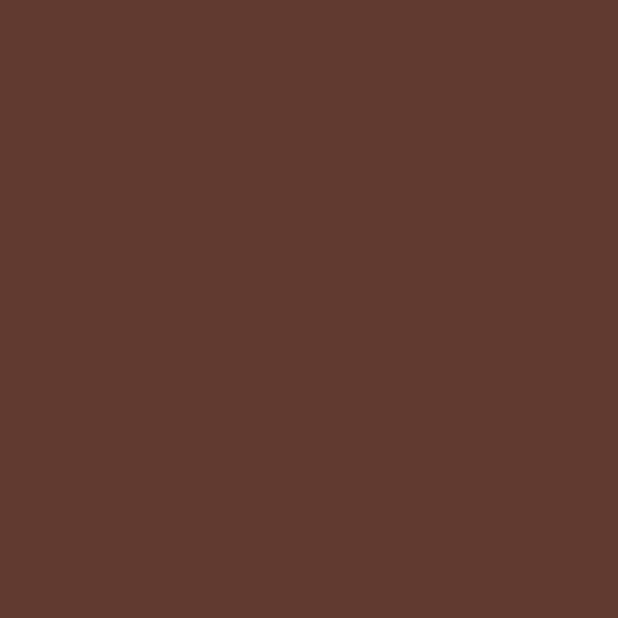
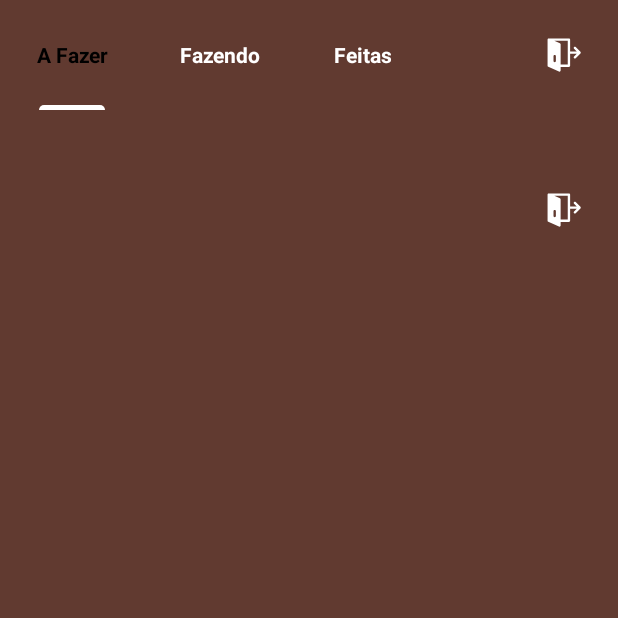
Before and after one commit to ElizaKOliveira/kanban, an Android app: the HomeFragment screen opened through its navigation route, on a phone screen of 412 x 824 dp, the top half of it. Before the commit the part shown is empty. Run offline under Robolectric (Android 15) with nearby library versions, the phone set to English and light mode, and no system bars.

Commit message:
Fim passo 3

```diff
--- a/app/src/main/java/com/eliza/task/ui/HomeFragment.kt
+++ b/app/src/main/java/com/eliza/task/ui/HomeFragment.kt
@@ -7,6 +7,8 @@ import android.view.View
 import android.view.ViewGroup
 import com.eliza.task.R
 import com.eliza.task.databinding.FragmentHomeBinding
+import com.eliza.task.ui.adapter.ViewPagerAdapter
+import com.google.android.material.tabs.TabLayoutMediator
 
 class HomeFragment : Fragment() {
     private var _binding: FragmentHomeBinding? = null
@@ -20,6 +22,25 @@ class HomeFragment : Fragment() {
         return binding.root
     }
 
+    override fun onViewCreated(view: View, savedInstanceState: Bundle?) {
+        super.onViewCreated(view, savedInstanceState)
+        initTabs()
+    }
+
+    private fun initTabs() {
+        val pageAdapter = ViewPagerAdapter(requireActivity())
+        binding.viewPager.adapter = pageAdapter
+        pageAdapter.addFragment(TodoFragment(), R.string.status_task_todo)
+        pageAdapter.addFragment(DoingFragment(), R.string.status_task_doing)
+        pageAdapter.addFragment(DoneFragment(), R.string.status_task_done)
+
+        binding.viewPager.offscreenPageLimit = pageAdapter.itemCount
+
+        TabLayoutMediator(binding.tabs, binding.viewPager) { tab, position ->
+            tab.text = getString(pageAdapter.getTitle(position))
+        }.attach()
+    }
+
     override fun onDestroyView() {
         super.onDestroyView()
         _binding = null
--- /dev/null
+++ b/app/src/main/java/com/eliza/task/ui/adapter/ViewPagerAdapter.kt
@@ -0,0 +1,30 @@
+package com.eliza.task.ui.adapter
+
+import androidx.fragment.app.Fragment
+import androidx.fragment.app.FragmentActivity
+import androidx.viewpager2.adapter.FragmentStateAdapter
+import java.util.ArrayList
+
+class ViewPagerAdapter(fragmentActivity: FragmentActivity) :
+    FragmentStateAdapter(fragmentActivity) {
+
+    private val fragmentList: MutableList<Fragment> = ArrayList()
+    private val titleList: MutableList<Int> = ArrayList()
+
+    fun getTitle(position: Int): Int {
+        return titleList[position]
+    }
+
+    fun addFragment(fragment: Fragment, title: Int) {
+        fragmentList.add(fragment)
+        titleList.add(title)
+    }
+
+    override fun createFragment(position: Int): Fragment {
+        return fragmentList[position]
+    }
+
+    override fun getItemCount(): Int {
+        return fragmentList.size
+    }
+}
--- a/app/src/main/res/layout/fragment_doing.xml
+++ b/app/src/main/res/layout/fragment_doing.xml
@@ -4,11 +4,4 @@
     android:layout_width="match_parent"
     android:layout_height="match_parent"
     tools:context=".ui.DoingFragment">
-
-    <!-- TODO: Update blank fragment layout -->
-    <TextView
-        android:layout_width="match_parent"
-        android:layout_height="match_parent"
-        android:text="@string/hello_blank_fragment" />
-
 </FrameLayout>
--- a/app/src/main/res/layout/fragment_done.xml
+++ b/app/src/main/res/layout/fragment_done.xml
@@ -4,11 +4,4 @@
     android:layout_width="match_parent"
     android:layout_height="match_parent"
     tools:context=".ui.DoneFragment">
-
-    <!-- TODO: Update blank fragment layout -->
-    <TextView
-        android:layout_width="match_parent"
-        android:layout_height="match_parent"
-        android:text="@string/hello_blank_fragment" />
-
 </FrameLayout>
--- a/app/src/main/res/layout/fragment_home.xml
+++ b/app/src/main/res/layout/fragment_home.xml
@@ -1,17 +1,59 @@
 <?xml version="1.0" encoding="utf-8"?>
-<androidx.coordinatorlayout.widget.CoordinatorLayout
-    xmlns:android="http://schemas.android.com/apk/res/android"
+<LinearLayout xmlns:android="http://schemas.android.com/apk/res/android"
     xmlns:tools="http://schemas.android.com/tools"
     android:layout_width="match_parent"
     android:layout_height="match_parent"
-    tools:context=".ui.HomeFragment">
+    xmlns:app="http://schemas.android.com/apk/res-auto"
+    tools:context=".ui.HomeFragment"
+    android:orientation="vertical">
+
+    <androidx.constraintlayout.widget.ConstraintLayout
+        android:layout_width="match_parent"
+        android:layout_height="wrap_content"
+        android:id="@+id/constraintLayout1">
+
+        <com.google.android.material.tabs.TabLayout
+            android:layout_width="0dp"
+            android:layout_height="0dp"
+            android:id="@+id/tabs"
+            android:background="@color/color_default"
+            android:contentDescription="Tabs"
+            app:tabTextAppearance="@style/CustomTabLayout"
+            android:elevation="0dp"
+            app:tabMode="scrollable"
+            app:tabPaddingStart="24dp"
+            app:tabPaddingEnd="24dp"
+            android:textSize="14sp"
+            android:textStyle="bold"
+            app:layout_constraintBottom_toBottomOf="parent"
+            app:layout_constraintEnd_toEndOf="parent"
+            app:layout_constraintStart_toStartOf="parent"
+            app:layout_constraintTop_toTopOf="parent"
+            app:tabIndicatorColor="@color/white"
+            app:tabSelectedTextColor="@color/black"
+            app:tabTextColor="@color/white" />
+        <ImageButton
+            android:id="@+id/btnLogout"
+            android:layout_width="wrap_content"
+            android:layout_height="wrap_content"
+            android:layout_marginStart="40dp"
+            android:background="@color/color_default"
+            android:contentDescription="Logout"
+            android:padding="24dp"
+            android:src="@drawable/logoutic"
+            app:layout_constraintBottom_toBottomOf="parent"
+            app:layout_constraintEnd_toEndOf="parent" />
+    </androidx.constraintlayout.widget.ConstraintLayout>
 
     <com.google.android.material.appbar.AppBarLayout
         android:layout_width="match_parent"
-        android:layout_height="wrap_content">
-
+        android:layout_height="wrap_content"
+        android:layout_marginTop="30dp">
 
     </com.google.android.material.appbar.AppBarLayout>
 
-
-</androidx.coordinatorlayout.widget.CoordinatorLayout>
+    <androidx.viewpager2.widget.ViewPager2
+        android:id="@+id/viewPager"
+        android:layout_width="match_parent"
+        android:layout_height="match_parent" />
+</LinearLayout>
--- a/app/src/main/res/layout/fragment_login.xml
+++ b/app/src/main/res/layout/fragment_login.xml
@@ -5,6 +5,19 @@
     android:layout_height="match_parent"
     xmlns:app="http://schemas.android.com/apk/res-auto"
     tools:context=".ui.auth.LoginFragment">
+
+    <TextView
+        android:layout_width="wrap_content"
+        android:layout_height="wrap_content"
+        android:text="Eliza Oliveira"
+        android:textStyle="bold"
+        android:textSize="20sp"
+        android:textAlignment="center"
+        android:textColor="@color/white"
+        app:layout_constraintBottom_toTopOf="@+id/linearLayout"
+        app:layout_constraintEnd_toEndOf="parent"
+        app:layout_constraintStart_toStartOf="parent"
+        app:layout_constraintTop_toTopOf="parent" />
 
     <LinearLayout
         android:id="@+id/linearLayout"
--- a/app/src/main/res/layout/fragment_todo.xml
+++ b/app/src/main/res/layout/fragment_todo.xml
@@ -4,11 +4,4 @@
     android:layout_width="match_parent"
     android:layout_height="match_parent"
     tools:context=".ui.TodoFragment">
-
-    <!-- TODO: Update blank fragment layout -->
-    <TextView
-        android:layout_width="match_parent"
-        android:layout_height="match_parent"
-        android:text="@string/hello_blank_fragment" />
-
 </FrameLayout>
--- a/app/src/main/res/values/strings.xml
+++ b/app/src/main/res/values/strings.xml
@@ -1,5 +1,6 @@
 <resources>
     <string name="app_name">Task</string>
-    <!-- TODO: Remove or change this placeholder text -->
-    <string name="hello_blank_fragment">Hello blank fragment</string>
+    <string name="status_task_todo">A Fazer</string>
+    <string name="status_task_doing">Fazendo</string>
+    <string name="status_task_done">Feitas</string>
 </resources>
--- a/app/src/main/res/values/themes.xml
+++ b/app/src/main/res/values/themes.xml
@@ -1,10 +1,18 @@
 <resources xmlns:tools="http://schemas.android.com/tools">
-    <!-- Base application theme. -->
+
     <style name="Base.Theme.Task" parent="Theme.Material3.DayNight.NoActionBar">
+        <!-- Customize your light theme here. -->
         <item name="colorPrimary">@color/color_default</item>
-        <item name="colorPrimaryVariant">@color/color_default</item>
+        <item name="colorPrimaryVariant">@color/color_default</item> -->
         <item name="android:windowBackground">@color/color_default</item>
+
     </style>
 
-    <style name="Theme.Task" parent="Base.Theme.Task" />
+    <style name="Theme.Task" parent="Base.Theme.Task"/>
+
+    <style name="CustomTabLayout" parent="Theme.Material3.DayNight.NoActionBar">
+        <item name="android:textSize">14sp</item>
+        <item name="android:textStyle">bold</item>
+    </style>
+
 </resources>
```
